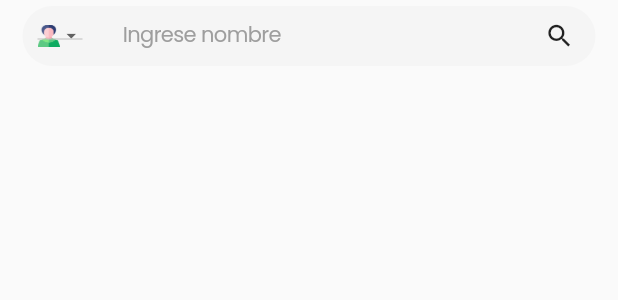
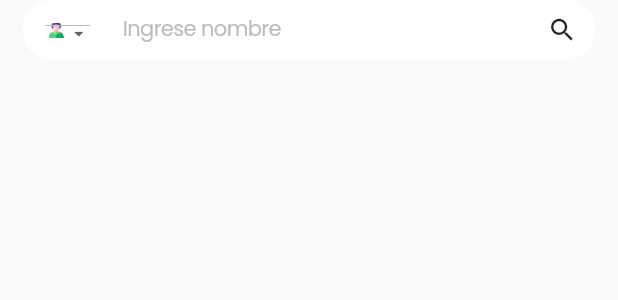
Before and after one commit to legado24/socios_app, a Flutter app: the HeaderSearchCustomer widget shown alone on an empty page, opened directly, on a phone screen of 412 x 824 dp. Shown: the top 300 px of the screen. Run offline on Flutter 3.47's test engine with Material 2 defaults, Android fonts, the phone set to English and light mode, and no system bars; our stand-ins replace bloc, dio, flutter_bloc, flutter_svg, freezed_annotation, lottie; network calls fail.

Commit message:
clean list customer page

```diff
--- a/lib/pages/customer/customer_local_list/list_customer_local_page.dart
+++ b/lib/pages/customer/customer_local_list/list_customer_local_page.dart
@@ -24,14 +24,14 @@ class ListCustomerLocalPage extends StatelessWidget {
       resizeToAvoidBottomInset: false,
       appBar: SociosAppBar(title: "Clientes"),
       body: LayoutBuilder(
-        builder: (_, constraint) {
+        builder: (_,BoxConstraints constraint) {
           return SingleChildScrollView(
             child: Column(children: [
               Container(
-                height: 40,
-                margin: EdgeInsets.symmetric(
-                    horizontal: defaultMaxPadding, vertical: defaultMinPadding),
+
+                height: MediaQuery.of(context).size.height*0.1,
                 child: Row(
+
                   children: [
                     Expanded(child: HeaderSearchCustomer()),
                   ],
--- a/lib/pages/customer/customer_local_list/widgets/header_search_customer.dart
+++ b/lib/pages/customer/customer_local_list/widgets/header_search_customer.dart
@@ -1,7 +1,6 @@
 import 'package:flutter/cupertino.dart';
 import 'package:flutter/material.dart';
 import 'package:flutter_bloc/flutter_bloc.dart';
-
 
 import 'package:socios_app/models/response_model.dart';
 import 'package:socios_app/pages/customer/customer_local_list/bloc/customer_local_list_bloc.dart';
@@ -43,22 +42,24 @@ class _HeaderSearchCustomerState extends State<HeaderSearchCustomer> {
         clienteFilterSelected =
             state.when(initial: () => filters[0], filter: (value) => value);
         return Container(
+          width: double.infinity,
+          //color: Colors.red,
+          padding: EdgeInsets.symmetric(horizontal: defaultMaxPadding),
           height: 40,
-          margin: EdgeInsets.symmetric(
-              horizontal: defaultMaxPadding, vertical: defaultMinPadding),
+
           child: Row(
             children: [
               Expanded(
                 child: Container(
-                  width: double.infinity,
                   decoration: BoxDecoration(
-                      color: fondoInput,
+                      color: Colors.white,
                       borderRadius: BorderRadius.all(Radius.circular(20))),
                   height: 40,
                   child: Row(
+                    //mainAxisAlignment: MainAxisAlignment.spaceAround,
                     children: [
                       Padding(
-                        padding: const EdgeInsets.all(10.0),
+                        padding: const EdgeInsets.all(defaultMaxPadding),
                         child: DropdownButton<ClienteFilter>(
                             value: clienteFilterSelected,
                             iconSize: 15,
@@ -82,68 +83,121 @@ class _HeaderSearchCustomerState extends State<HeaderSearchCustomer> {
                             }),
                       ),
                       Expanded(
-                        child: Padding(
-                          padding: EdgeInsets.symmetric(horizontal: 10),
+                        child: Row(
+                          children: [
+                            Expanded(
+                              child: Row(
+                                children: [
+                                  Expanded(
+                                      flex: 4,
+                                      child: Container(
+                                     //   color: Colors.green,
                                         child: CupertinoTextField(
                                           autofocus: false,
                                           onChanged: (text) {
-                              context.read<CustomerKeyCubit>().emitirKeys(text);
+                                            context
+                                                .read<CustomerKeyCubit>()
+                                                .emitirKeys(text);
 
-                              BlocProvider.of<CustomerLocalListBloc>(context).add(
-                                  CustomerLocalListEvent.callListCustomerSearchKey(
+                                            BlocProvider.of<
+                                                        CustomerLocalListBloc>(
+                                                    context)
+                                                .add(CustomerLocalListEvent
+                                                    .callListCustomerSearchKey(
                                                         "DIAZPJOS",
-                                      clienteFilterSelected?.codigo,
+                                                        clienteFilterSelected
+                                                            ?.codigo,
                                                         txtControlerSearch.text,
                                                         1));
                                           },
-                            style:
-                                TextStyle(fontSize: 14, fontFamily: fontFamily),
+                                          style: TextStyle(
+                                              fontSize: 14,
+                                              fontFamily: fontFamily),
                                           controller: txtControlerSearch,
-                            decoration: BoxDecoration(color: fondoInput),
-                            placeholder: clienteFilterSelected?.codigo == "01"
+                                          decoration: BoxDecoration(
+                                              color: Colors.white),
+                                          placeholder:
+                                              clienteFilterSelected?.codigo ==
+                                                      "01"
                                                   ? "Ingrese nombre"
                                                   : "Ingrese dirección",
                                           placeholderStyle: TextStyle(
                                             fontSize: 14,
-                              color: Colors.grey,
-                              fontFamily: "Poppins",
+                                            color: Colors.grey[400],
+                                            fontFamily: fontFamily,
                                           ),
                                         ),
-                        ),
-                      ),
-                      BlocBuilder<CustomerKeyCubit, CustomerKeyState>(
+                                      )),
+                                  Expanded(
+                                      child: Container(
+                                   // color: Colors.yellow,
+                                    child: Row(
+                                      mainAxisAlignment:
+                                          MainAxisAlignment.start,
+                                      children: [
+                                        Expanded(
+                                          child: BlocBuilder<CustomerKeyCubit, CustomerKeyState>(
                               builder: (context, state) {
-                          return state.when(initial: ()=>Container(), emiteKeys: (key)=>key.isEmpty?Container():  IconButton(
+                                return state.when(
+                                    initial: () => Container(),
+                                    emiteKeys: (key) => key.isEmpty
+                                        ? Container()
+                                        : IconButton(
+                                            alignment: Alignment.centerRight,
+                                            padding: EdgeInsets.all(0),
                                             icon: Icon(
                                               Icons.close,
                                               size: 20,
                                             ),
-                              // highlightColor: Colors.pink,
                                             onPressed: () {
-                                txtControlerSearch.text="";
-                                 BlocProvider.of<CustomerLocalListBloc>(context).add(
-                                CustomerLocalListEvent.callListCustomerSearchButton(
+                                              txtControlerSearch.text = "";
+                                              BlocProvider.of<
+                                                          CustomerLocalListBloc>(
+                                                      context)
+                                                  .add(CustomerLocalListEvent
+                                                      .callListCustomerSearchButton(
                                                           "DIAZPJOS",
-                                    clienteFilterSelected?.codigo,
-                                    txtControlerSearch.text,
+                                                          clienteFilterSelected
+                                                              ?.codigo,
+                                                          txtControlerSearch
+                                                              .text,
                                                           1));
                                             }));
                               },
                             ),
-                      IconButton(
+                                        ),
+                                        Expanded(
+                                          child: IconButton(
+                                              alignment: Alignment.centerLeft,
+                                              padding: EdgeInsets.all(0),
                                               icon: Icon(
                                                 Icons.search,
                                                 size: 20,
                                               ),
                                               // highlightColor: Colors.pink,
                                               onPressed: () {
-                            BlocProvider.of<CustomerLocalListBloc>(context).add(
-                                CustomerLocalListEvent.callListCustomerSearchButton(
+                                                BlocProvider.of<
+                                                            CustomerLocalListBloc>(
+                                                        context)
+                                                    .add(CustomerLocalListEvent
+                                                        .callListCustomerSearchButton(
                                                             "DIAZPJOS",
-                                    clienteFilterSelected?.codigo,
-                                    txtControlerSearch.text,
+                                                            clienteFilterSelected
+                                                                ?.codigo,
+                                                            txtControlerSearch
+                                                                .text,
                                                             1));
-                          })
+                                              }),
+                                        ),
+                                      ],
+                                    ),
+                                  )),
+                                ],
+                              ),
+                            ),
+                          ],
+                        ),
+                      ),
                     ],
                   ),
                 ),
--- a/lib/pages/home/home_page.dart
+++ b/lib/pages/home/home_page.dart
@@ -68,7 +68,7 @@ class _HomePageState extends State<HomePage>
                 child: Column(
                   crossAxisAlignment: CrossAxisAlignment.start,
                   children: [
-                    TitleHome(title: "MIs Rutas"),
+                    TitleHome(title: "Mis Rutas"),
                     Image(
                         height: 100,
                         width: 550,
```
Lines whose indentation alone changed are shown as unchanged.
